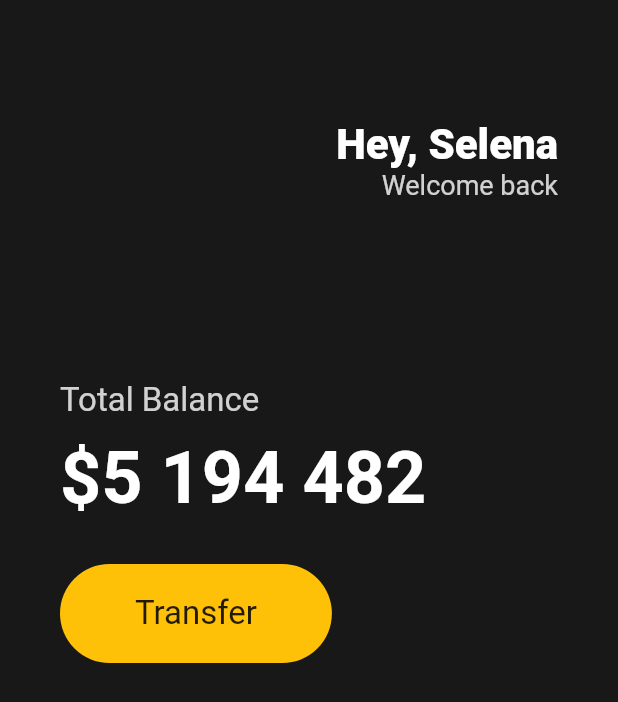
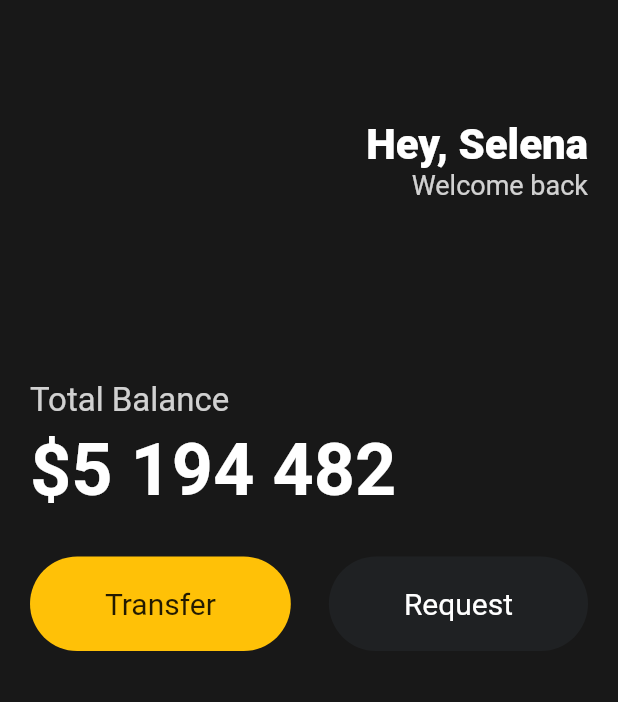
Before and after one commit to woajun/nomard_toolfix, a Flutter app: the screen it shows after launch, on a phone screen of 412 x 824 dp. Shown: the top 702 px of the screen. Run offline on Flutter 3.47's test engine with Material 2 defaults, Android fonts, the phone set to English and light mode, and no system bars.

Commit message:
add Request btn

```diff
--- a/lib/main.dart
+++ b/lib/main.dart
@@ -1,7 +1,7 @@
 import 'package:flutter/material.dart';
 
 void main() {
-  runApp(App());
+  runApp(const App());
 }
 
 class App extends StatelessWidget {
@@ -14,7 +14,7 @@ class App extends StatelessWidget {
         backgroundColor: const Color(0xFF181818),
         body: Padding(
           padding: const EdgeInsets.symmetric(
-            horizontal: 40,
+            horizontal: 20,
           ),
           child: Column(
             crossAxisAlignment: CrossAxisAlignment.start,
@@ -56,7 +56,7 @@ class App extends StatelessWidget {
                     fontSize: 22, color: Colors.white.withOpacity(0.8)),
               ),
               const SizedBox(
-                height: 10,
+                height: 5,
               ),
               const Text(
                 '\$5 194 482',
@@ -69,6 +69,7 @@ class App extends StatelessWidget {
                 height: 30,
               ),
               Row(
+                mainAxisAlignment: MainAxisAlignment.spaceBetween,
                 children: [
                   Container(
                     decoration: BoxDecoration(
@@ -79,7 +80,20 @@ class App extends StatelessWidget {
                           EdgeInsets.symmetric(horizontal: 50, vertical: 20),
                       child: Text(
                         "Transfer",
-                        style: TextStyle(fontSize: 22),
+                        style: TextStyle(fontSize: 20),
+                      ),
+                    ),
+                  ),
+                  Container(
+                    decoration: BoxDecoration(
+                        color: const Color(0xFF1F2123),
+                        borderRadius: BorderRadius.circular(45)),
+                    child: const Padding(
+                      padding:
+                          EdgeInsets.symmetric(horizontal: 50, vertical: 20),
+                      child: Text(
+                        "Request",
+                        style: TextStyle(color: Colors.white, fontSize: 20),
                       ),
                     ),
                   ),
```
